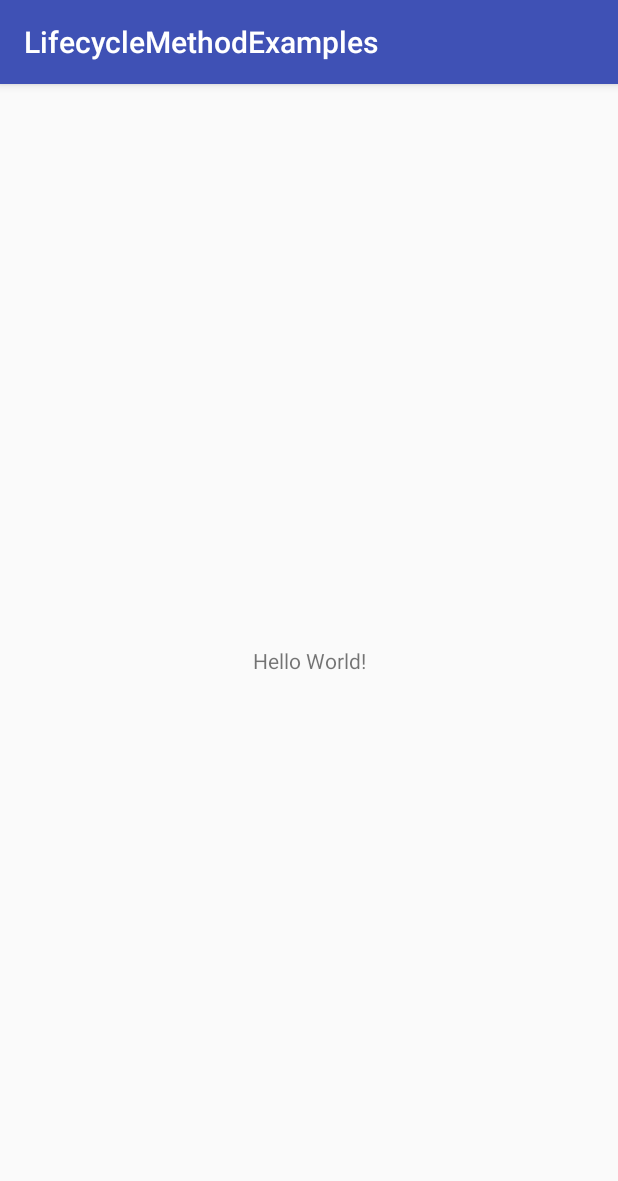
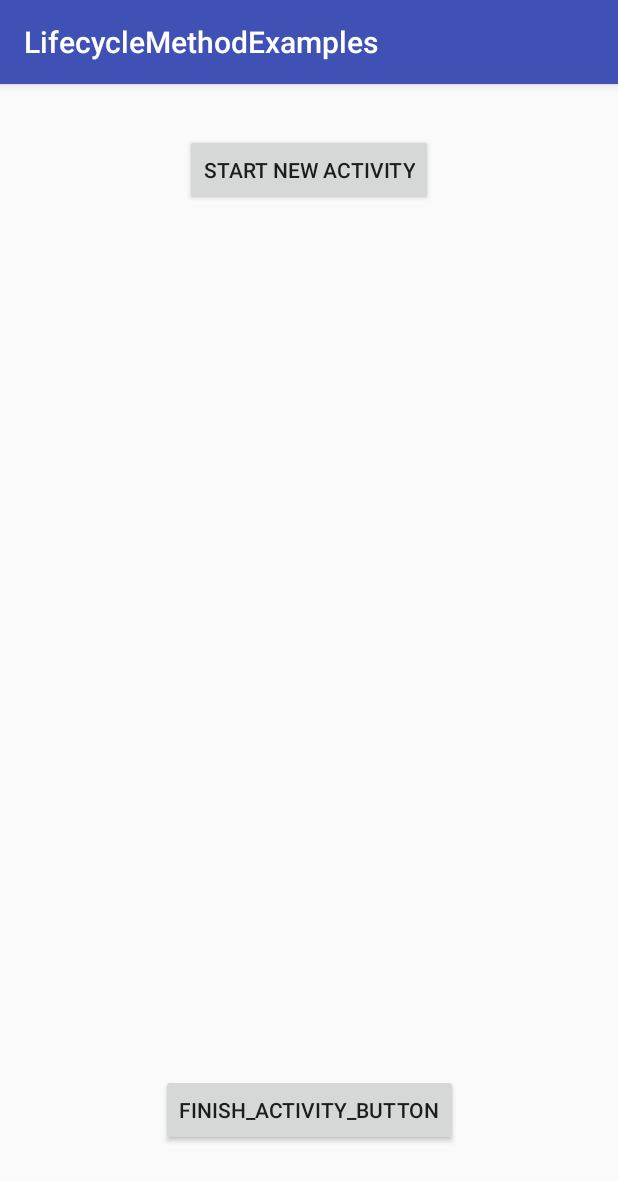
Before and after one commit to JSOUT01/LifecycleMethodsExamples, an Android app: the screen it shows after launch (MainActivity), on a phone screen of 412 x 824 dp. Shown: the top 1181 px of the screen. Run offline under Robolectric (Android 15) with nearby library versions, the phone set to English and light mode, and no system bars.

```diff
--- a/app/src/main/res/layout/activity_main.xml
+++ b/app/src/main/res/layout/activity_main.xml
@@ -6,13 +6,24 @@
     android:layout_height="match_parent"
     tools:context=".MainActivity">
 
-    <TextView
+    <Button
+        android:id="@+id/button2"
         android:layout_width="wrap_content"
         android:layout_height="wrap_content"
-        android:text="Hello World!"
+        android:layout_marginBottom="60dp"
+        android:text="Finish_Activity_Button"
         app:layout_constraintBottom_toBottomOf="parent"
-        app:layout_constraintLeft_toLeftOf="parent"
-        app:layout_constraintRight_toRightOf="parent"
+        app:layout_constraintEnd_toEndOf="parent"
+        app:layout_constraintStart_toStartOf="parent" />
+
+    <Button
+        android:id="@+id/button3"
+        android:layout_width="wrap_content"
+        android:layout_height="wrap_content"
+        android:layout_marginTop="33dp"
+        android:text="Start New Activity"
+        app:layout_constraintEnd_toEndOf="parent"
+        app:layout_constraintStart_toStartOf="parent"
         app:layout_constraintTop_toTopOf="parent" />
 
 </android.support.constraint.ConstraintLayout>
```
Also changed, not shown: app/src/main/AndroidManifest.xml (+4 -3 lines), app/src/main/java/com/example/jamessoutherland/lifecyclemethodexamples/SecondActivity.java (added, +13 -0 lines), app/src/main/res/layout/activity_second.xml (added, +9 -0 lines).
